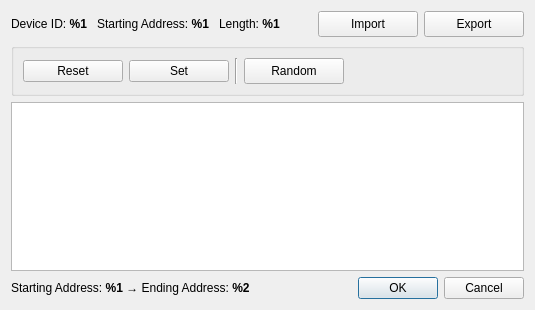
Qt form src/dialogs/dialogforcemultiplecoils.ui (sanny32/OpenModSim) before a commit.
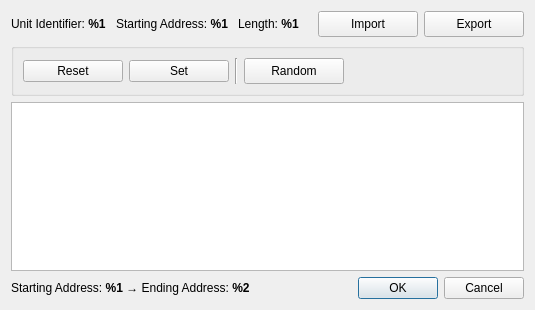
The same form after that commit. Icons and pictures are not drawn.

Commit message: refactor: Rename "Device ID" to "Unit Identifier" across multiple UI components and translations for consistency (#88)

```diff
--- a/src/dialogs/dialogforcemultiplecoils.ui
+++ b/src/dialogs/dialogforcemultiplecoils.ui
@@ -30,7 +30,7 @@
        <item>
         <widget class="QLabel" name="labelSlaveDevice">
          <property name="text">
-          <string>&lt;html&gt;&lt;head/&gt;&lt;body&gt;&lt;p&gt;Device ID: &lt;span style=&quot; font-weight:700;&quot;&gt;%1&lt;/span&gt;&lt;/p&gt;&lt;/body&gt;&lt;/html&gt;</string>
+          <string>&lt;html&gt;&lt;head/&gt;&lt;body&gt;&lt;p&gt;Unit Identifier: &lt;span style=&quot; font-weight:700;&quot;&gt;%1&lt;/span&gt;&lt;/p&gt;&lt;/body&gt;&lt;/html&gt;</string>
          </property>
         </widget>
        </item>
```
The commit also changes 12 other files.
